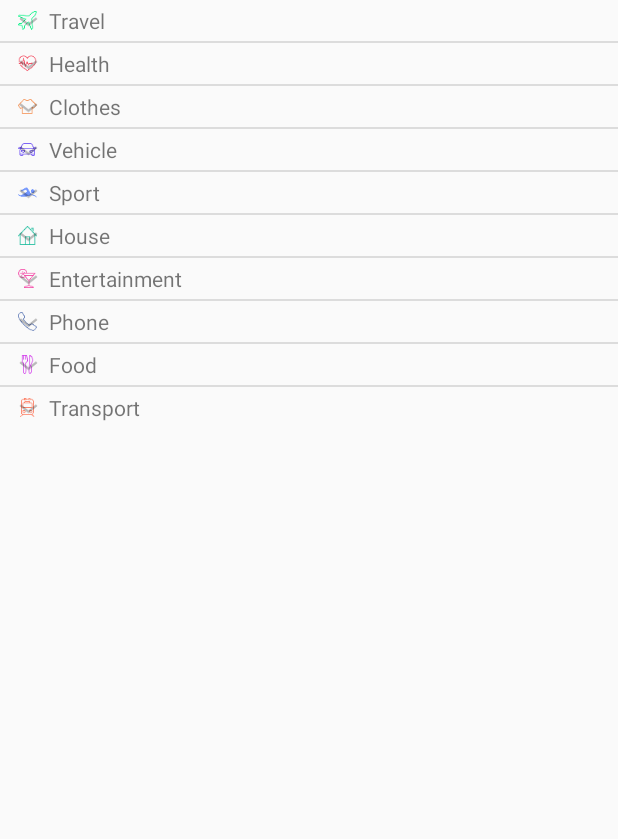
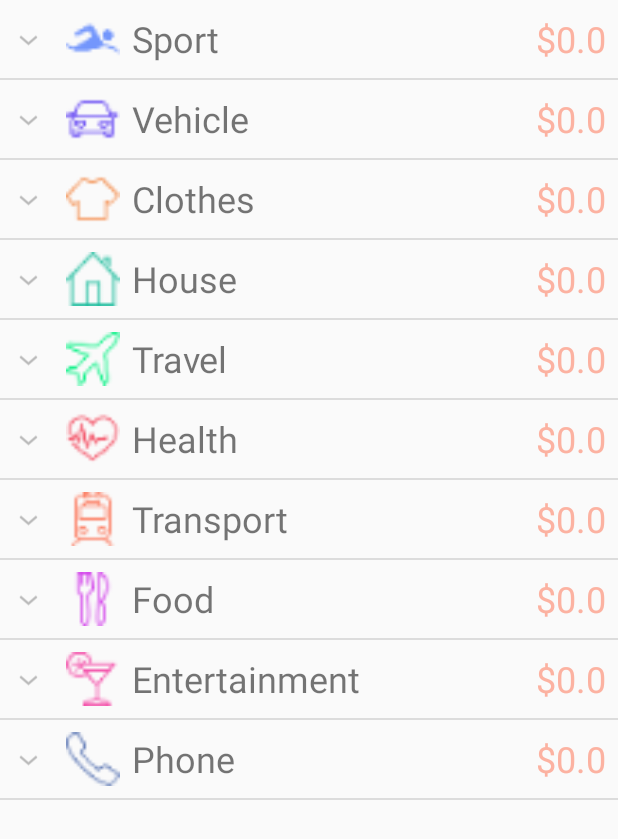
Before and after one commit to aleksandvc/Smart-Finance, an Android app: the TemporaryInquiryActivity screen opened directly, with no data from a screen before it, on a phone screen of 412 x 824 dp. Shown: the top 839 px of the screen. Run offline under Robolectric (Android 15) with nearby library versions, the phone set to English and light mode, and no system bars.

Commit message:
Play around with the XMLs for the TampInquiryActivity

```diff
--- a/SmartFinance/app/src/main/java/com/vladimircvetanov/smartfinance/TemporaryInquiryActivity.java
+++ b/SmartFinance/app/src/main/java/com/vladimircvetanov/smartfinance/TemporaryInquiryActivity.java
@@ -2,6 +2,7 @@ package com.vladimircvetanov.smartfinance;
 
 import android.content.Context;
 import android.support.annotation.NonNull;
+import android.support.v4.content.ContextCompat;
 import android.support.v7.app.AppCompatActivity;
 import android.os.Bundle;
 import android.view.LayoutInflater;
@@ -12,7 +13,6 @@ import android.widget.ExpandableListView;
 import android.widget.ImageView;
 import android.widget.TextView;
 
-import com.vladimircvetanov.smartfinance.R;
 import com.vladimircvetanov.smartfinance.model.LogEntry;
 import com.vladimircvetanov.smartfinance.model.Manager;
 import com.vladimircvetanov.smartfinance.model.Section;
@@ -88,15 +88,23 @@ public class TemporaryInquiryActivity extends AppCompatActivity {
 
         @Override
         public View getGroupView(int groupPosition, boolean isExpanded, View convertView, ViewGroup parent) {
-            if (convertView == null) convertView = inflater.inflate(R.layout.spinner_transaction_category, null);
+            if (convertView == null) convertView = inflater.inflate(R.layout.inquiry_list_group, null);
 
             Section s = dataSet.get(groupPosition);
 
-            ImageView i = (ImageView) convertView.findViewById(R.id.account_spinner_icon);
+            ImageView i = (ImageView) convertView.findViewById(R.id.inquiry_group_icon);
             i.setImageResource(s.getIconID());
 
-            TextView t = (TextView) convertView.findViewById(R.id.account_spinner_text);
-            t.setText(s.getName());
+            TextView t1 = (TextView) convertView.findViewById(R.id.inquiry_group_name);
+            t1.setText(s.getName());
+
+            TextView t2 = (TextView) convertView.findViewById(R.id.inquiry_group_sum);
+            t2.setText("$" + s.getSum());
+
+            if (s.getType() == Manager.Type.EXPENSE || s.getSum() <= 0)
+                t2.setTextColor(ContextCompat.getColor(context,R.color.colorOrange));
+            else
+                t2.setTextColor(ContextCompat.getColor(context,R.color.colorGreen));
 
             return convertView;
         }
--- a/SmartFinance/app/src/main/res/layout/activity_temporary_inquiry.xml
+++ b/SmartFinance/app/src/main/res/layout/activity_temporary_inquiry.xml
@@ -1,10 +1,8 @@
 <?xml version="1.0" encoding="utf-8"?>
+
 <ExpandableListView xmlns:android="http://schemas.android.com/apk/res/android"
     xmlns:tools="http://schemas.android.com/tools"
     android:id="@+id/inquiry_expandable_list"
     android:layout_width="match_parent"
-    android:layout_height="wrap_content"
-    tools:context="com.vladimircvetanov.smartfinance.TemporaryInquiryActivity">
-
-
-</ExpandableListView>
+    android:layout_height="match_parent"
+    tools:context="com.vladimircvetanov.smartfinance.TemporaryInquiryActivity" />
--- /dev/null
+++ b/SmartFinance/app/src/main/res/layout/inquiry_list_group.xml
@@ -0,0 +1,37 @@
+<?xml version="1.0" encoding="utf-8"?>
+
+
+<LinearLayout xmlns:android="http://schemas.android.com/apk/res/android"
+    android:layout_width="match_parent"
+    android:layout_height="wrap_content"
+    android:orientation="horizontal"
+    android:padding="@dimen/all_view_spacing_small"
+    android:gravity="center_vertical">
+
+    <ImageView
+        android:id="@+id/inquiry_group_icon"
+        android:layout_width="wrap_content"
+        android:layout_height="@dimen/all_view_spacing_huge"
+        android:adjustViewBounds="true"
+        android:layout_marginLeft="@dimen/all_view_spacing_huge"
+        android:layout_marginRight="@dimen/all_text_size_tiny"
+        android:src="@mipmap/cocktail" />
+
+    <TextView
+        android:id="@+id/inquiry_group_name"
+        android:layout_width="match_parent"
+        android:layout_height="wrap_content"
+        android:layout_weight="1"
+        android:gravity="center_vertical"
+        android:maxLines="1"
+        android:text="@string/test_text"
+        android:textSize="@dimen/all_text_size_large" />
+
+    <TextView
+        android:id="@+id/inquiry_group_sum"
+        android:layout_width="wrap_content"
+        android:layout_height="wrap_content"
+        android:textSize="@dimen/all_text_size_large" />
+
+
+</LinearLayout>
```
Also changed, not shown: SmartFinance/app/src/main/res/layout/inquiry_list_item.xml (+14 -11 lines).
